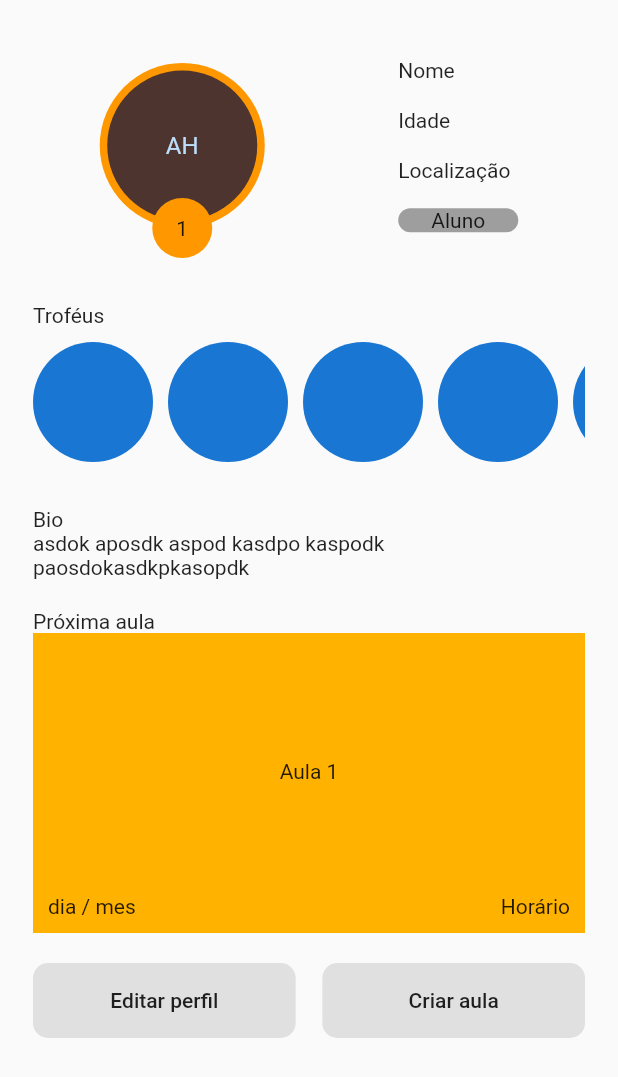
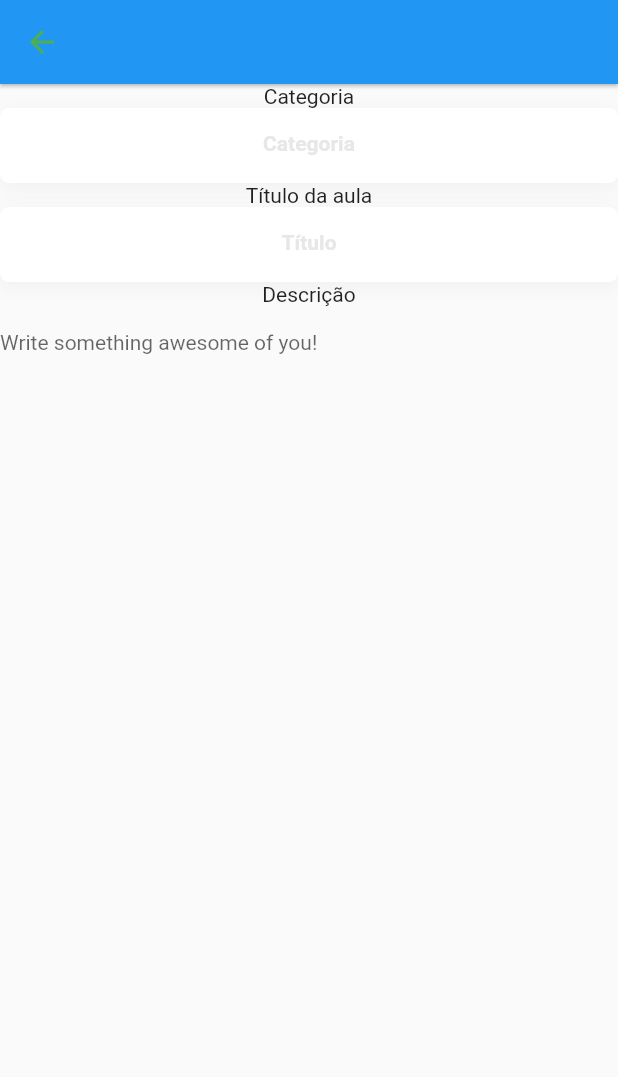
Before and after one commit to DenisKen/HackatonTime51, a Flutter app: the MentorProfile screen opened directly, after a tap on "Criar aula", on a phone screen of 412 x 824 dp. Shown: the top 1077 px of the screen. Run offline on Flutter 3.47's test engine with Material 2 defaults, Android fonts, the phone set to English and light mode, and no system bars; our stand-ins replace percent_indicator, permission_handler, shared_preferences; missing offline and left inert: agora_rtc_engine; accounts and stored records are empty.

Commit message:
Create Create_class. Added table_calendar.

```diff
--- a/lib/components/input_fields.dart
+++ b/lib/components/input_fields.dart
@@ -1,5 +1,6 @@
 import 'package:Discere/theme/style.dart';
 import 'package:flutter/material.dart';
+import 'package:meta/meta.dart';
 
 class InputFormField extends StatefulWidget {
 
@@ -19,7 +20,7 @@ class InputFormField extends StatefulWidget {
 
   final Function(String) onChanged;
 
-  const InputFormField({Key key, this.width, this.controller, this.hintText, this.validator, this.errorValidator, this.formKey, this.textInputType, this.maxLength, this.onChanged, this.initialValue}) : super(key: key);
+  const InputFormField({Key key, @required this.width, @required this.controller, @required this.hintText, this.validator, this.errorValidator, this.formKey, this.textInputType, this.maxLength, this.onChanged, this.initialValue}) : super(key: key);
 
   @override
   _InputFormFieldState createState() => _InputFormFieldState();
--- /dev/null
+++ b/lib/screens/create_class.dart
@@ -0,0 +1,43 @@
+import 'package:Discere/components/appbar_back.dart';
+import 'package:Discere/components/input_fields.dart';
+import 'package:Discere/utils/size_config.dart';
+import 'package:flutter/material.dart';
+
+class CreateClass extends StatefulWidget {
+  @override
+  _CreateClassState createState() => _CreateClassState();
+}
+
+class _CreateClassState extends State<CreateClass> {
+
+  final _formKey = GlobalKey<FormState>();
+  final _titleController = TextEditingController();
+
+  @override
+  Widget build(BuildContext context) {
+    return Scaffold(
+      appBar: AppBarBack(),
+      body: Column(children: [
+        Text('Categoria'),
+        InputFormField(width: SizeConfig.safeBlockHorizontal*100, controller: _titleController, hintText: 'Categoria',),
+        Text('Título da aula'),
+        InputFormField(width: SizeConfig.safeBlockHorizontal*100, controller: _titleController, hintText: 'Título',),
+        Text('Descrição'),
+        Container(
+          child: TextField(
+            keyboardType: TextInputType.multiline,
+            maxLines: null,
+            style: TextStyle(fontSize: 14),
+            textAlign: TextAlign.start,
+            textAlignVertical: TextAlignVertical.top,
+            decoration: new InputDecoration(
+              border: InputBorder.none,
+              hintText: 'Write something awesome of you!',
+              hintStyle: TextStyle(fontSize: 14),
+            ),
+          )
+        )
+      ],),
+    );
+  }
+}
--- a/lib/screens/home/mentor_profile.dart
+++ b/lib/screens/home/mentor_profile.dart
@@ -1,5 +1,6 @@
 import 'package:Discere/components/class_panel.dart';
 import 'package:Discere/components/profile_button.dart';
+import 'package:Discere/screens/create_class.dart';
 import 'package:Discere/utils/size_config.dart';
 
 import 'package:flutter/material.dart';
@@ -32,7 +33,12 @@ class MentorProfile extends StatelessWidget {
                   ProfileButton(
                     title: 'Criar aula',
                     width: SizeConfig.safeBlockHorizontal * 42.5,
-                    onPressed: () {},
+                    onPressed: () {
+                      Navigator.push(
+                          context,
+                          MaterialPageRoute(
+                              builder: (context) => CreateClass()));
+                    },
                   ),
                 ],
               )
--- a/pubspec.yaml
+++ b/pubspec.yaml
@@ -24,6 +24,7 @@ dependencies:
   flutter:
     sdk: flutter
 
+  table_calendar: ^2.3.3
   percent_indicator: "^2.1.7+2"
   permission_handler: ^5.0.1
   agora_rtc_engine: ^3.2.1
```
Also changed, not shown: lib/components/class_panel.dart (+8 -6 lines), lib/screens/profile_edit.dart (added), pubspec.lock.
